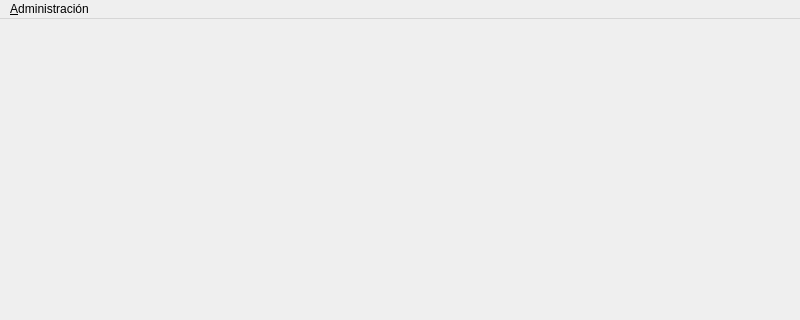
First picture: the form in nostro/main_window/main_window.ui, repository manuell12/CafeNostro, before the edit; both pictures show x 0 to 800 and y 0 to 320 of the 800 by 600 pixel window.
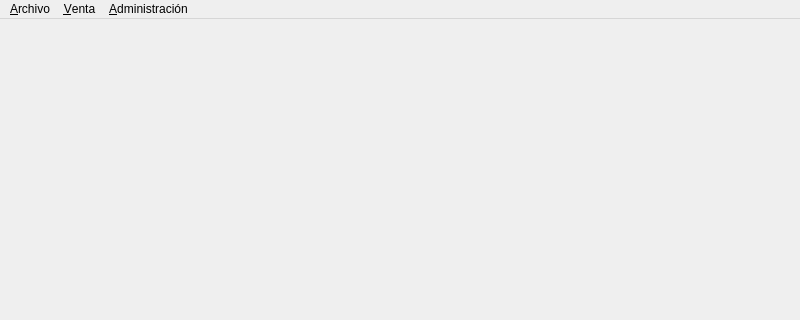
Second picture: the form after the edit.

Diff of the .ui file:
```diff
--- a/nostro/main_window/main_window.ui
+++ b/nostro/main_window/main_window.ui
@@ -30,6 +30,24 @@
     <addaction name="actionUsuarios"/>
     <addaction name="actionProductos"/>
    </widget>
+   <widget class="QMenu" name="menuVenta">
+    <property name="statusTip">
+     <string>Sección venta de la aplicación</string>
+    </property>
+    <property name="title">
+     <string>&amp;Venta</string>
+    </property>
+    <addaction name="actionRealizar_Venta"/>
+   </widget>
+   <widget class="QMenu" name="menuArchivo">
+    <property name="title">
+     <string>&amp;Archivo</string>
+    </property>
+    <addaction name="actionCambiar_Usuario"/>
+    <addaction name="actionSalir"/>
+   </widget>
+   <addaction name="menuArchivo"/>
+   <addaction name="menuVenta"/>
    <addaction name="menuAdministraci_n"/>
   </widget>
   <widget class="QStatusBar" name="statusbar"/>
```
Left out of the diff: 66 changed lines with no effect on the pictures.
